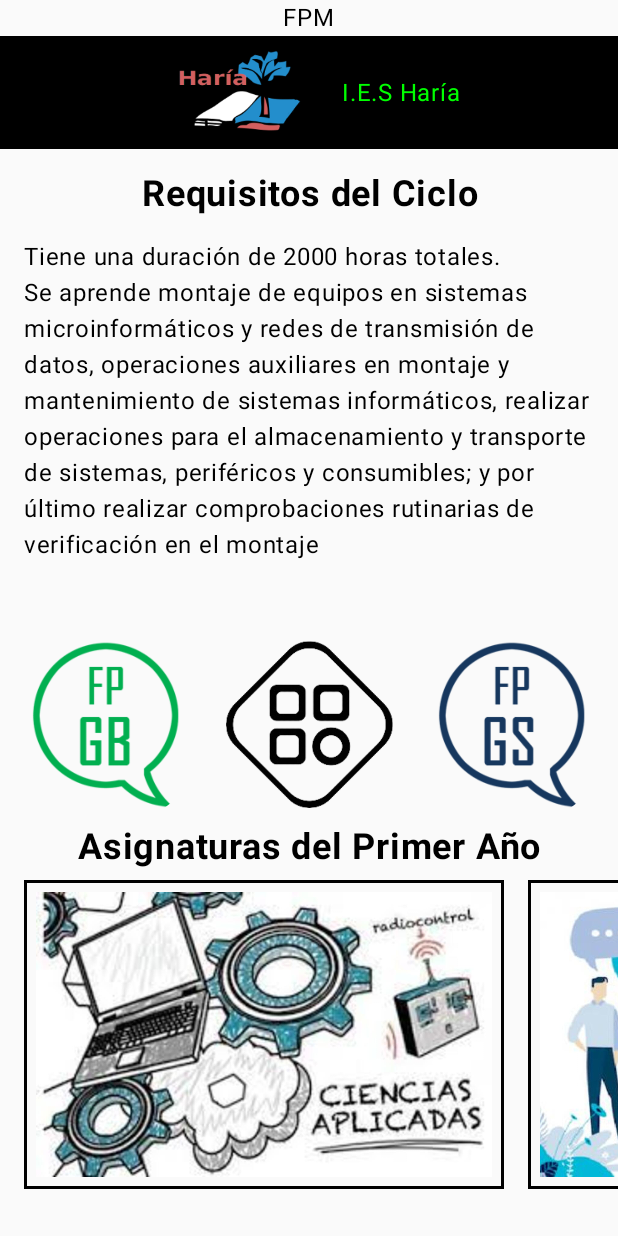
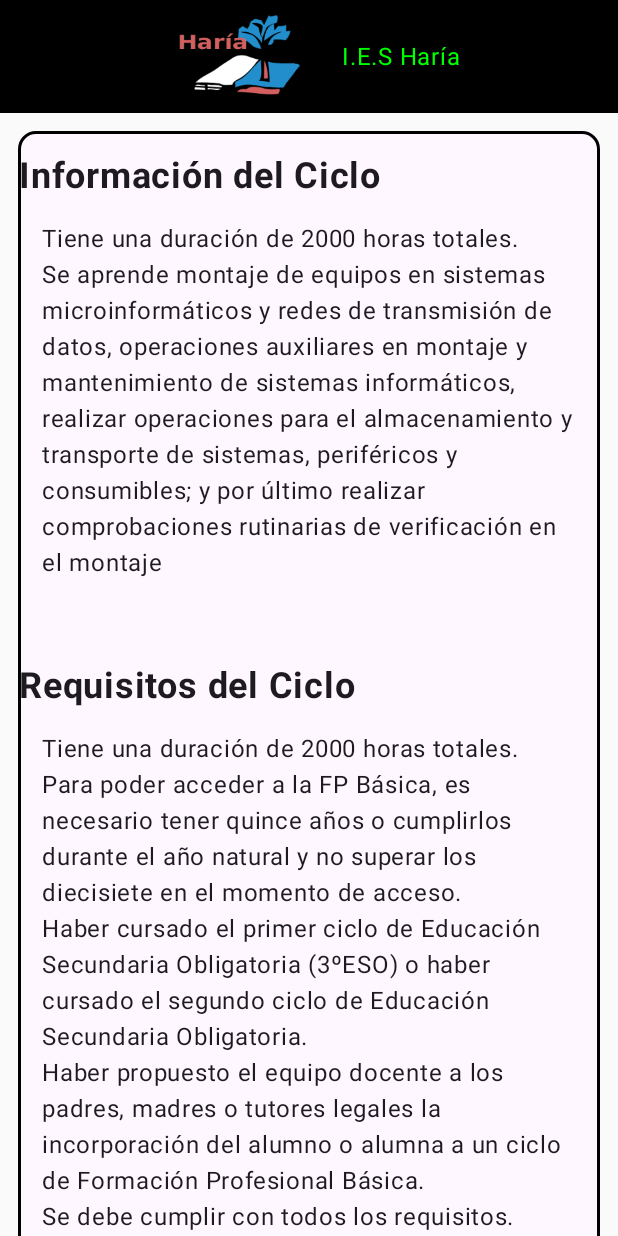
Before and after one commit to JoelMendozaa/InstitutoHaria, an Android app built with Jetpack Compose: the screen it shows after launch (MainActivity), after a tap on "fpm.png", on a phone screen of 412 x 824 dp. Run offline under Robolectric (Android 15) with nearby library versions, the phone set to English and light mode, and no system bars.

Commit message:
Terminar de poner resto de informacion
Seguir escribiendo informacion

```diff
--- a/app/src/main/java/com/example/institutoharia/MainActivity.kt
+++ b/app/src/main/java/com/example/institutoharia/MainActivity.kt
@@ -369,12 +369,10 @@ fun MiForAsignaturasFPB1(imagenAsignatura: List<Int>, nombre: List<String>, desc
 @Composable
 fun MiFPM(fpbClick: () -> Unit, inicioClick: () -> Unit, fpsClick: () -> Unit){
     LazyColumn (
-        modifier = Modifier
-            .fillMaxWidth(),
+        modifier = Modifier.fillMaxWidth(),
         horizontalAlignment = Alignment.CenterHorizontally
     ) {
         item{
-            Text("FPM")
             MiTopBar()
             MiInformacionYRequisitosFPM()
             MisBotonesFPM(fpbClick, inicioClick, fpsClick)
@@ -385,11 +383,13 @@ fun MiFPM(fpbClick: () -> Unit, inicioClick: () -> Unit, fpsClick: () -> Unit){
 
 @Composable
 fun MiInformacionYRequisitosFPM(){
-
+    OutlinedCard (
+        border = BorderStroke(2.dp, Color.Black),
+        modifier = Modifier.padding(12.dp)
+    ) {
         Spacer(modifier = Modifier.padding(8.dp))
-
         Text(
-        text = "Requisitos del Ciclo",
+            text = "Información del Ciclo",
             fontSize = 24.sp,
             fontWeight = FontWeight.Bold,
             textAlign = TextAlign.Center
@@ -407,12 +407,35 @@ fun MiInformacionYRequisitosFPM(){
             modifier = Modifier.padding(16.dp),
         )
 
+        Spacer(modifier = Modifier.padding(8.dp))
+        Text(
+            text = "Requisitos del Ciclo",
+            fontSize = 24.sp,
+            fontWeight = FontWeight.Bold,
+            textAlign = TextAlign.Center
+        )
+
+        Text(
+            buildAnnotatedString {
+                withStyle(style = SpanStyle(fontSize = 16.sp)) {
+                    append(
+                        "Tiene una duración de 2000 horas totales.\n" +
+                                "Para poder acceder a la FP Básica, es necesario tener quince años o cumplirlos durante el año natural y no superar los diecisiete en el momento de acceso.\n" +
+                                "Haber cursado el primer ciclo de Educación Secundaria Obligatoria (3ºESO) o haber cursado el segundo ciclo de Educación Secundaria Obligatoria.\n" +
+                                "Haber propuesto el equipo docente a los padres, madres o tutores legales la incorporación del alumno o alumna a un ciclo de Formación Profesional Básica.\n" +
+                                "Se debe cumplir con todos los requisitos.\n"
+                    )
+                }
+            },
+            modifier = Modifier.padding(16.dp),
+        )
+    }
 }
 
 @Composable
-fun MisBotonesFPM(fpbClick: () -> Unit, inicioClick: () -> Unit, fpsClick: () -> Unit){
+fun MisBotonesFPM(fpmClick: () -> Unit, inicioClick: () -> Unit, fpsClick: () -> Unit){
     Row {
-        MiBotonPlaneate(onClick = fpbClick, imagenBoton = R.drawable.fpb, contentDescription = "fpb.png")
+        MiBotonPlaneate(onClick = fpmClick, imagenBoton = R.drawable.fpb, contentDescription = "fpm.png")
         MiBotonPlaneate(onClick = inicioClick, imagenBoton = R.drawable.inicio, contentDescription = "inicio.png")
         MiBotonPlaneate(onClick = fpsClick, imagenBoton = R.drawable.fps, contentDescription = "fps.png")
     }
@@ -508,12 +531,10 @@ fun MiForAsignaturasFPM1(imagenAsignatura: List<Int>, nombre: List<String>, desc
 @Composable
 fun MiFPS(fpbClick: () -> Unit, fpmClick: () -> Unit, inicioClick: () -> Unit){
     LazyColumn (
-        modifier = Modifier
-            .fillMaxWidth(),
+        modifier = Modifier.fillMaxWidth(),
         horizontalAlignment = Alignment.CenterHorizontally
     ) {
         item{
-            Text("FPS")
             MiTopBar()
             MiInformacionYRequisitosFPS()
             MisBotonesFPS(fpbClick, fpmClick, inicioClick)
@@ -524,9 +545,31 @@ fun MiFPS(fpbClick: () -> Unit, fpmClick: () -> Unit, inicioClick: () -> Unit){
 
 @Composable
 fun MiInformacionYRequisitosFPS(){
+    OutlinedCard (
+        border = BorderStroke(2.dp, Color.Black),
+        modifier = Modifier.padding(12.dp)
+    ) {
+        Spacer(modifier = Modifier.padding(8.dp))
+        Text(
+            text = "Información del Ciclo",
+            fontSize = 24.sp,
+            fontWeight = FontWeight.Bold,
+            textAlign = TextAlign.Center
+        )
+
+        Text(
+            buildAnnotatedString {
+                withStyle(style = SpanStyle(fontSize = 16.sp)) {
+                    append(
+                        "Tiene una duración de 2000 horas totales.\n" +
+                                "Se aprende a instalar y configurar software básico y de aplicación, redes locales cableadas, inalámbricas o mixtas y conectadas a redes públicas, a mantener servicios multiusuarios, aplicaciones y dispositivos compartidos en un entorno de red local, montar y configurar ordenadores, etc.\n"
+                    )
+                }
+            },
+            modifier = Modifier.padding(16.dp),
+        )
 
         Spacer(modifier = Modifier.padding(8.dp))
-
         Text(
             text = "Requisitos del Ciclo",
             fontSize = 24.sp,
@@ -545,14 +588,14 @@ fun MiInformacionYRequisitosFPS(){
             },
             modifier = Modifier.padding(16.dp),
         )
-
+    }
 }
 
 @Composable
 fun MisBotonesFPS(fpbClick: () -> Unit, fpmClick: () -> Unit, inicioClick: () -> Unit){
     Row {
-        MiBotonPlaneate(onClick = fpbClick, imagenBoton = R.drawable.fpb, contentDescription = "fpb.png")
-        MiBotonPlaneate(onClick = fpmClick, imagenBoton = R.drawable.fpm, contentDescription = "fpm.png")
+        MiBotonPlaneate(onClick = fpbClick, imagenBoton = R.drawable.fpb, contentDescription = "fpm.png")
+        MiBotonPlaneate(onClick = fpmClick, imagenBoton = R.drawable.fpm, contentDescription = "fps.png")
         MiBotonPlaneate(onClick = inicioClick, imagenBoton = R.drawable.inicio, contentDescription = "inicio.png")
     }
 }
```
Also changed, not shown: 1 other file. Lines whose indentation alone changed are shown as unchanged.
